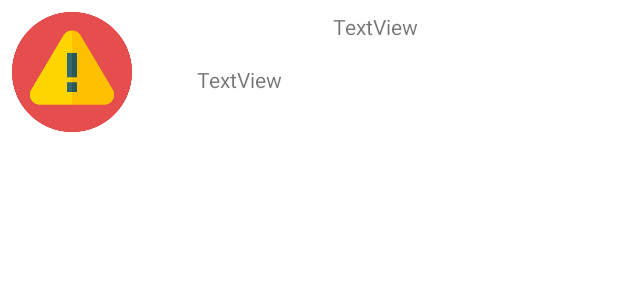
After one commit to GermanGuzmanLopez/Atizappan, an Android app: the layout notificacion.xml on its own in the app's theme, with its tools: preview values and no code run, on a phone screen of 412 x 824 dp. The commit adds this screen. Shown: the top 300 px of the screen. Run offline under Robolectric (Android 15) with nearby library versions, the phone set to English and light mode, and no system bars.

Commit message:
Full functionality App

```diff
--- a/app/build.gradle
+++ b/app/build.gradle
@@ -1,6 +1,7 @@
 plugins {
     id 'com.android.application'
     id 'org.jetbrains.kotlin.android'
+    id 'com.google.gms.google-services'
 }
 
 android {
@@ -44,7 +45,11 @@ dependencies {
     implementation 'androidx.lifecycle:lifecycle-viewmodel-ktx:2.5.1'
     implementation 'androidx.navigation:navigation-fragment-ktx:2.5.2'
     implementation 'androidx.navigation:navigation-ui-ktx:2.5.2'
+    implementation 'com.google.firebase:firebase-firestore-ktx:24.4.0'
+    implementation 'com.google.firebase:firebase-storage-ktx:20.1.0'
+    implementation 'com.google.firebase:firebase-messaging-ktx:23.1.0'
     testImplementation 'junit:junit:4.13.2'
+    implementation platform('com.google.firebase:firebase-bom:31.0.0')
 
     //retrofit
     implementation 'com.squareup.retrofit2:retrofit:2.9.0'
--- a/app/src/main/java/mx/ggl/atizappanmobile/view/AdaptadorNoticia.kt
+++ b/app/src/main/java/mx/ggl/atizappanmobile/view/AdaptadorNoticia.kt
@@ -14,9 +14,7 @@ import com.bumptech.glide.Glide
 import mx.ggl.atizappanmobile.R
 import mx.ggl.atizappanmobile.model.Noticia
 
-class AdaptadorNoticia (val context: Context,
-                        var arrNoticias: List<Noticia>)
-    : RecyclerView.Adapter<AdaptadorNoticia.RenglonNoticia>()
+class AdaptadorNoticia (val context: Context, var arrNoticias: List<Noticia>) : RecyclerView.Adapter<AdaptadorNoticia.RenglonNoticia>()
 {
     class RenglonNoticia(var renglonNoticia: View) : RecyclerView.ViewHolder(renglonNoticia)
     {
--- /dev/null
+++ b/app/src/main/res/layout/notificacion.xml
@@ -0,0 +1,37 @@
+<?xml version="1.0" encoding="utf-8"?>
+<androidx.constraintlayout.widget.ConstraintLayout xmlns:android="http://schemas.android.com/apk/res/android"
+    xmlns:app="http://schemas.android.com/apk/res-auto"
+    xmlns:tools="http://schemas.android.com/tools"
+    android:layout_width="match_parent"
+    android:layout_height="match_parent">
+
+    <ImageView
+        android:id="@+id/imgIcono"
+        android:layout_width="80dp"
+        android:layout_height="80dp"
+        android:layout_marginStart="8dp"
+        android:layout_marginTop="8dp"
+        app:layout_constraintStart_toStartOf="parent"
+        app:layout_constraintTop_toTopOf="parent"
+        app:srcCompat="@drawable/alert_high" />
+
+    <TextView
+        android:id="@+id/title_notif"
+        android:layout_width="wrap_content"
+        android:layout_height="wrap_content"
+        android:layout_marginTop="8dp"
+        android:text="TextView"
+        app:layout_constraintEnd_toEndOf="parent"
+        app:layout_constraintStart_toEndOf="@+id/imgIcono"
+        app:layout_constraintTop_toTopOf="parent" />
+
+    <TextView
+        android:id="@+id/text_notif"
+        android:layout_width="237dp"
+        android:layout_height="24dp"
+        android:layout_marginTop="16dp"
+        android:text="TextView"
+        app:layout_constraintEnd_toEndOf="parent"
+        app:layout_constraintStart_toEndOf="@+id/imgIcono"
+        app:layout_constraintTop_toBottomOf="@+id/title_notif" />
+</androidx.constraintlayout.widget.ConstraintLayout>
--- a/app/src/main/res/layout/renglon_alerta.xml
+++ b/app/src/main/res/layout/renglon_alerta.xml
@@ -81,7 +81,8 @@
                     android:layout_weight="1"
                     android:padding="5dp"
                     android:scaleType="fitCenter"
-                    android:src="@drawable/ic_launcher_background" />
+                    android:src="@drawable/ic_launcher_background"
+                    app:srcCompat="@drawable/alert_low" />
 
             </LinearLayout>
 
--- a/build.gradle
+++ b/build.gradle
@@ -1,4 +1,8 @@
-// Top-level build file where you can add configuration options common to all sub-projects/modules.
+buildscript {
+    dependencies {
+        classpath 'com.google.gms:google-services:4.3.14'
+    }
+}// Top-level build file where you can add configuration options common to all sub-projects/modules.
 plugins {
     id 'com.android.application' version '7.2.2' apply false
     id 'com.android.library' version '7.2.2' apply false
```
Also changed, not shown: app/src/main/java/mx/ggl/atizappanmobile/model/Alerta.kt (+5 -13 lines), app/src/main/java/mx/ggl/atizappanmobile/model/ServicioMensajesFB.kt (added, +82 -0 lines), app/src/main/java/mx/ggl/atizappanmobile/ui/notifications/NotificationsFragment.kt (+29 -18 lines), app/src/main/java/mx/ggl/atizappanmobile/view/AdaptadorAlerta.kt (+30 -43 lines), 1 other file.
